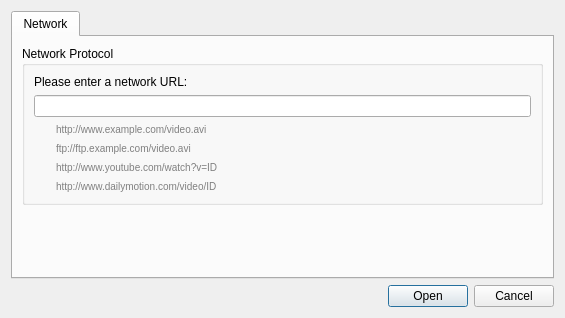
Above: opendialog.ui from labyrinthofdreams/screenpicker before the change. Below: the same form after it.
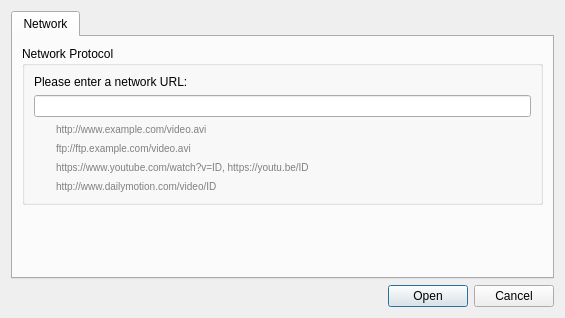
That is the form after the change.

Commit message: Add support for youtube short URLs

The edit to the form file:
```diff
--- a/opendialog.ui
+++ b/opendialog.ui
@@ -65,7 +65,7 @@
                <string notr="true">margin-left: 20px; color: gray; font-size: 10px</string>
               </property>
               <property name="text">
-               <string>http://www.youtube.com/watch?v=ID</string>
+               <string>https://www.youtube.com/watch?v=ID, https://youtu.be/ID</string>
               </property>
              </widget>
             </item>
```
The commit also changes 1 other file.
